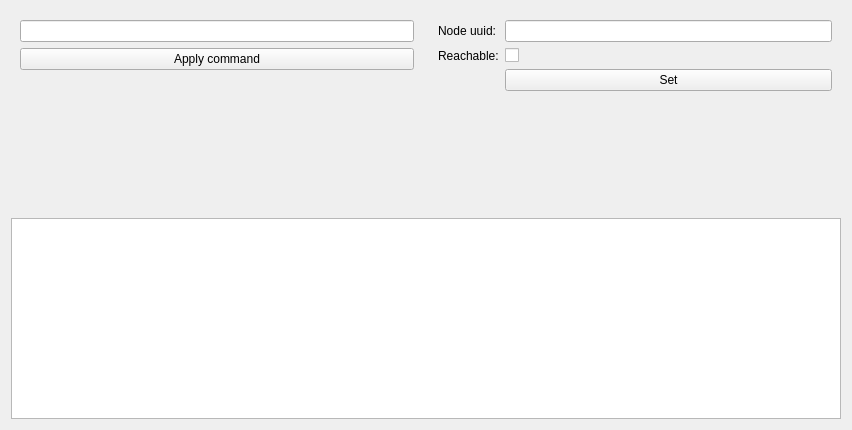
The window that amr_gui/ui/control/ControlWidget.ui (JakubHazik/amr_fleet) describes before a commit, drawn with Qt 5.
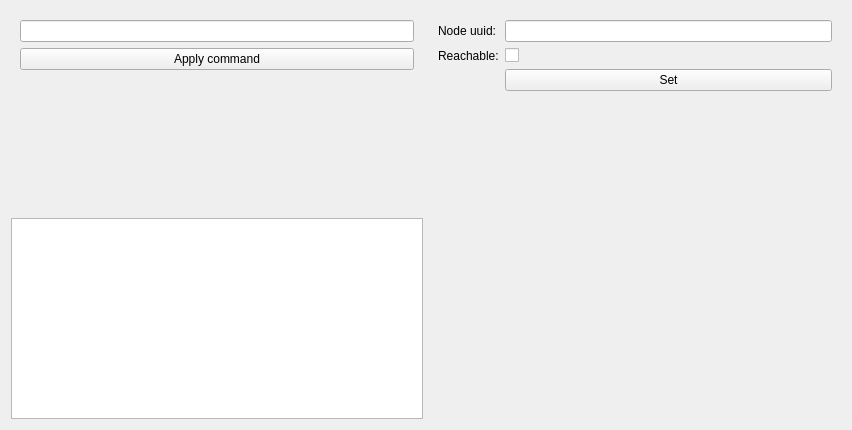
The same window after the commit. Custom widgets are drawn as their Qt base class.

What changed in the file:
```diff
--- a/amr_gui/ui/control/ControlWidget.ui
+++ b/amr_gui/ui/control/ControlWidget.ui
@@ -93,11 +93,21 @@
      </layout>
     </widget>
    </item>
-   <item row="1" column="0" colspan="2">
+   <item row="1" column="1">
+    <widget class="amr_gui::JoyPad" name="widgetJoy" native="true"/>
+   </item>
+   <item row="1" column="0">
     <widget class="QTextEdit" name="commandOutput"/>
    </item>
   </layout>
  </widget>
+ <customwidgets>
+   <customwidget>
+    <class>amr_gui::JoyPad</class>
+    <extends>QWidget</extends>
+    <header>amr_gui/control/Joypad.h</header>
+   </customwidget>
+  </customwidgets>
  <resources/>
  <connections/>
 </ui>
```
